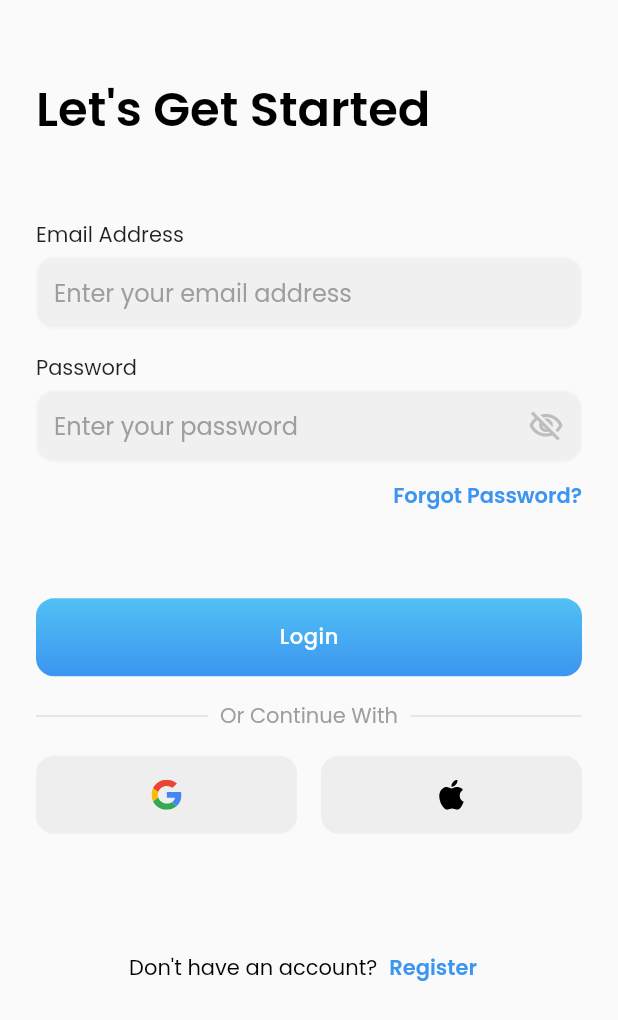
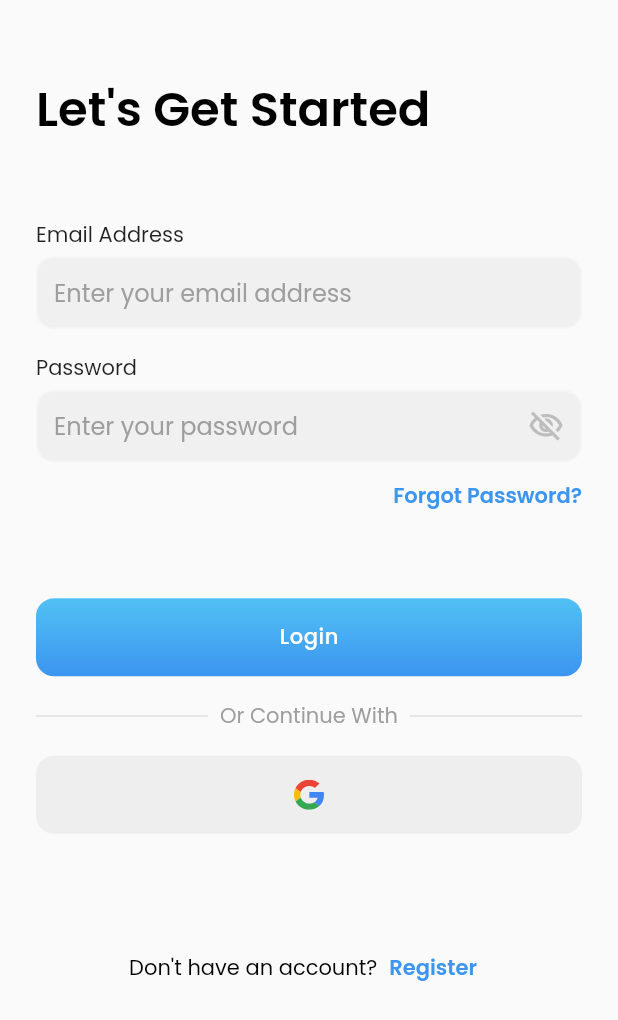
Before and after one commit to umarsadiqi/ozare-latest, a Flutter app: the SigninPage screen opened directly, on a phone screen of 412 x 824 dp. Shown: the top 1020 px of the screen. Run offline on Flutter 3.47's test engine with Material 2 defaults, Android fonts, the phone set to English and light mode, and no system bars; our stand-ins replace auto_size_text, bloc, carousel_slider, cloud_firestore, dotted_border, dotted_line and 16 more; missing offline and left inert: flag; accounts and stored records are empty.

Commit message:
update to work on web

```diff
--- a/lib/features/auth/view/signin_page.dart
+++ b/lib/features/auth/view/signin_page.dart
@@ -1,4 +1,5 @@
 import 'package:easy_localization/easy_localization.dart';
+import 'package:flutter/foundation.dart';
 import 'package:flutter/material.dart';
 import 'package:flutter_bloc/flutter_bloc.dart';
 import 'package:ozare/common/dialogs/show_snackbar.dart';
@@ -143,23 +144,34 @@ class _SigninPageState extends State<SigninPage> {
 
                     /// Social Buttons
 
-                    Row(
-                      children: [
-                        Expanded(
-                            child: OButton.icon(
-                                onTap: () {
-                                  context.read<AuthBloc>().add(
-                                        const AuthGoogleLoginRequested(),
-                                      );
-                                },
-                                iconPath: 'assets/icons/google.svg')),
-                        const SizedBox(width: 16),
-                        Expanded(
-                            child: OButton.icon(
-                                onTap: () {},
-                                iconPath: 'assets/icons/apple.svg')),
-                      ],
-                    ),
+                    /// TODO: Remove this button when apple login is ready
+                    if (!kIsWeb)
+                      OButton.icon(
+                          onTap: () {
+                            context.read<AuthBloc>().add(
+                                  const AuthGoogleLoginRequested(),
+                                );
+                          },
+                          iconPath: 'assets/icons/google.svg'),
+
+                    /// TODO: Remove this comment when apple login is ready
+                    // Row(
+                    //   children: [
+                    //     Expanded(
+                    //         child: OButton.icon(
+                    //             onTap: () {
+                    //               context.read<AuthBloc>().add(
+                    //                     const AuthGoogleLoginRequested(),
+                    //                   );
+                    //             },
+                    //             iconPath: 'assets/icons/google.svg')),
+                    //     const SizedBox(width: 16),
+                    //     Expanded(
+                    //         child: OButton.icon(
+                    //             onTap: () {},
+                    //             iconPath: 'assets/icons/apple.svg')),
+                    //   ],
+                    // ),
 
                     ///
                     SizedBox(height: size.height * 0.08),
--- a/lib/features/profile/widgets/profile_photo_box.dart
+++ b/lib/features/profile/widgets/profile_photo_box.dart
@@ -1,5 +1,6 @@
 import 'dart:io';
 
+import 'package:flutter/foundation.dart';
 import 'package:flutter/material.dart';
 import 'package:flutter_bloc/flutter_bloc.dart';
 import 'package:image_picker/image_picker.dart';
@@ -35,7 +36,7 @@ class ProfilePhotoBox extends StatelessWidget {
             ),
           ),
         ),
-        if (page == PPage.editAccount)
+        if (page == PPage.editAccount && !kIsWeb)
           Positioned(
             bottom: 2,
             right: 24,
```
